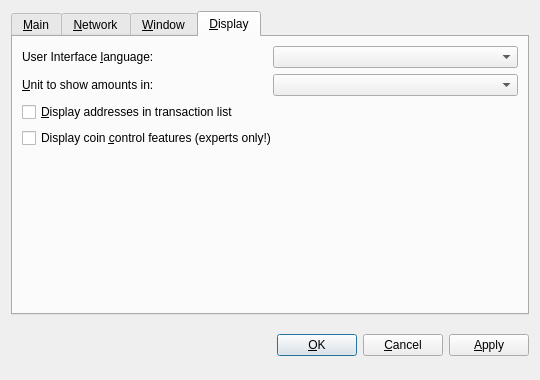
This is src/qt/forms/optionsdialog.ui in dzimbeck/BitBay as Qt 5 draws it before an edit. The edited form follows.
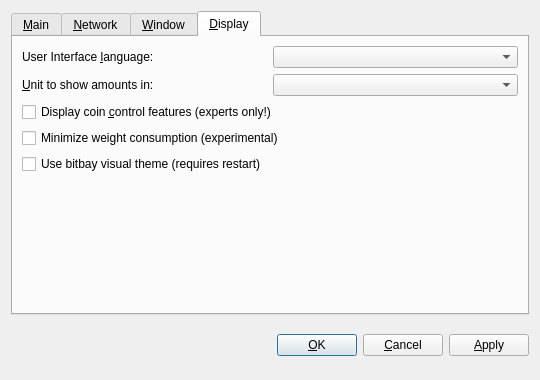
This is the edited form. The open tabs and pages were chosen to show the change. Custom widgets are drawn as their Qt base class.

Patch:
```diff
--- a/src/qt/forms/optionsdialog.ui
+++ b/src/qt/forms/optionsdialog.ui
@@ -369,16 +369,6 @@
          </item>
         </layout>
        </item>
-       <item>
-        <widget class="QCheckBox" name="displayAddresses">
-         <property name="toolTip">
-          <string>Whether to show BitBay addresses in the transaction list or not.</string>
-         </property>
-         <property name="text">
-          <string>&amp;Display addresses in transaction list</string>
-         </property>
-        </widget>
-       </item>
        <item>
         <widget class="QCheckBox" name="coinControlFeatures">
          <property name="toolTip">
@@ -389,6 +379,23 @@
          </property>
         </widget>
        </item>
+       <item>
+        <widget class="QCheckBox" name="minimizeCoinAge">
+         <property name="toolTip">
+          <string>Whether to select the coin outputs randomly or with minimal coin age.</string>
+         </property>
+         <property name="text">
+          <string>Minimize weight consumption (experimental)</string>
+         </property>
+        </widget>
+       </item>
+       <item>
+        <widget class="QCheckBox" name="useBlackTheme">
+         <property name="text">
+          <string>Use bitbay visual theme (requires restart)</string>
+         </property>
+        </widget>
+       </item>
        <item>
         <spacer name="verticalSpacer_Display">
          <property name="orientation">
```
Left out of the diff: 30 changed lines with no effect on the pictures.
